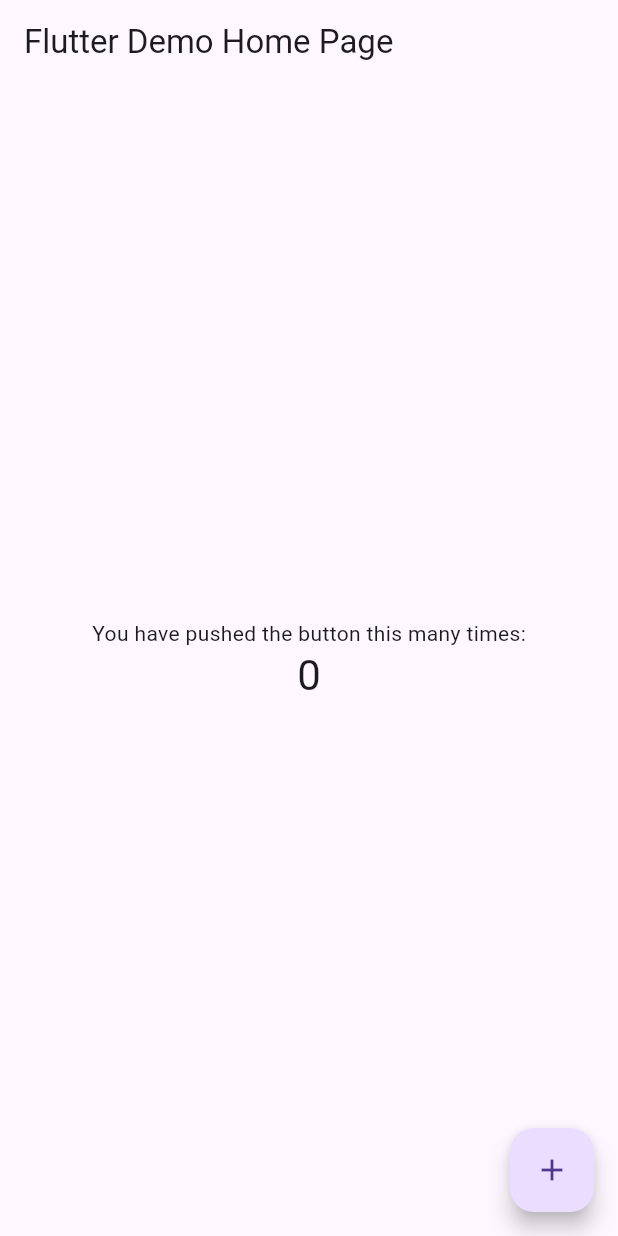
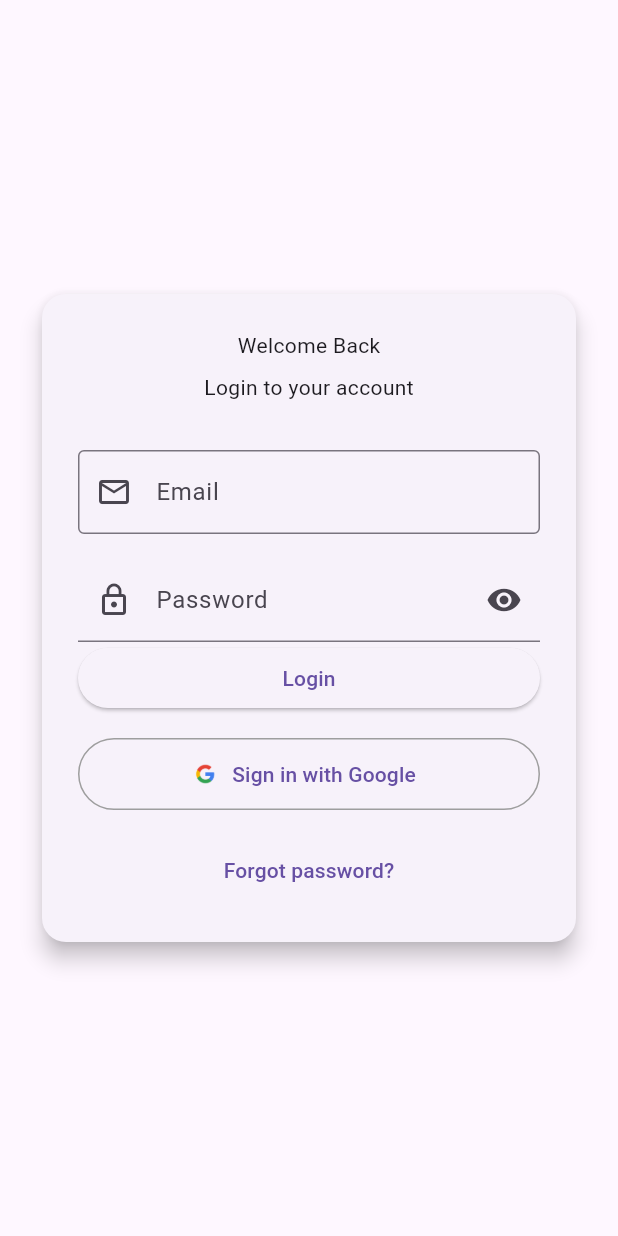
Before and after one commit to Lucassalvacio/stock_hive, a Flutter app: the screen it shows after launch, on a phone screen of 412 x 824 dp. Run offline on Flutter 3.47's test engine with Material 3 defaults, Android fonts, the light colour scheme and no system bars; our stand-ins replace cloud_firestore, firebase_auth, firebase_core, google_sign_in; accounts and stored records are empty.

Commit message:
Added Login Authentication and screen

```diff
--- a/lib/main.dart
+++ b/lib/main.dart
@@ -1,6 +1,7 @@
 import 'package:firebase_core/firebase_core.dart';
 import 'package:flutter/material.dart';
 import 'package:stock_hive/firebase_options.dart';
+import 'package:stock_hive/screens/auth_wrapper.dart';
 
 void main() async {
   WidgetsFlutterBinding.ensureInitialized();
@@ -18,20 +19,11 @@
   @override
   Widget build(BuildContext context) {
     return MaterialApp(
-      title: 'Flutter Demo',
+      title: 'StockHive',
       theme: ThemeData(
-        // This is the theme of your application.
-        //
-        // Try running your application with "flutter run". You'll see the
-        // application has a blue toolbar. Then, without quitting the app, try
-        // changing the primarySwatch below to Colors.green and then invoke
-        // "hot reload" (press "r" in the console where you ran "flutter run",
-        // or simply save your changes to "hot reload" in a Flutter IDE).
-        // Notice that the counter didn't reset back to zero; the application
-        // is not restarted.
         primarySwatch: Colors.blue,
       ),
-      home: const MyHomePage(title: 'Flutter Demo Home Page'),
+      home: const AuthWrapper(),
     );
   }
 }
--- /dev/null
+++ b/lib/screens/auth_wrapper.dart
@@ -0,0 +1,38 @@
+import 'package:cloud_firestore/cloud_firestore.dart';
+import 'package:firebase_auth/firebase_auth.dart';
+import 'package:flutter/material.dart';
+import 'package:stock_hive/screens/login_screen.dart';
+import 'package:stock_hive/screens/admin_dashboard.dart';
+import 'package:stock_hive/screens/user_dashboard.dart';
+
+class AuthWrapper extends StatelessWidget {
+  const AuthWrapper({super.key});
+
+  @override
+  Widget build(BuildContext context) {
+    return StreamBuilder<User?>(
+      stream: FirebaseAuth.instance.authStateChanges(),
+      builder: (context, snapshot){
+        if(snapshot.connectionState == ConnectionState.waiting){
+          return const Center(child: CircularProgressIndicator());
+        }
+        if(snapshot.hasData) {
+          return FutureBuilder(
+            future: FirebaseFirestore.instance
+              .collection('users')
+              .doc(snapshot.data!.uid)
+              .get(),
+            builder: (context, userSnap){
+              if(!userSnap.hasData) return const CircularProgressIndicator();
+              final role = userSnap.data!['role'];
+              if(role =='admin') return const AdminDashboard();
+              if(role == 'user') return const UserDashboard();
+              return const Scaffold(body: Center(child: Text('Unknown role')));
+            },
+          );
+        }
+        return const LoginScreen();
+      },
+    );
+  }
+}
--- /dev/null
+++ b/lib/screens/login_screen.dart
@@ -0,0 +1,177 @@
+import 'package:firebase_auth/firebase_auth.dart';
+import 'package:flutter/material.dart';
+import 'package:stock_hive/services/auth_service.dart';
+
+class LoginScreen extends StatefulWidget {
+  const LoginScreen({super.key});
+
+  @override
+  State<LoginScreen> createState() => _LoginScreenState();
+}
+
+class _LoginScreenState extends State<LoginScreen> {
+  final _formkey = GlobalKey<FormState>();
+  final emailController = TextEditingController();
+  final passwordController = TextEditingController();
+  bool isLoading = false;
+  bool isPasswordVisible = false;
+
+
+  @override
+  void dispose() {
+    emailController.dispose();
+    passwordController.dispose();
+    super.dispose();
+  }
+
+  Future<void> _login() async {
+    if(!_formkey.currentState!.validate()) return;
+    setState(() {
+      isLoading = true;
+    });
+
+    try {
+      final user = await AuthService().login(emailController.text.trim(), passwordController.text.trim());
+
+      if(!mounted) return;
+      if(user != null) {
+        ScaffoldMessenger.of(context).showSnackBar(const SnackBar(content: Text('Login Successful!')),);
+      }
+    }on FirebaseAuthException catch (e){
+      if(!mounted) return;
+      ScaffoldMessenger.of(context).showSnackBar(
+        SnackBar(content: Text(e.message ?? 'Login failed')),
+      );
+    }finally{
+      setState(() {
+        isLoading = false;
+      });
+    }
+  }
+
+  Future<void> _loginWithGoogle() async {
+    setState(() {
+      isLoading = true;
+    });
+
+    try {
+      final user = await AuthService().signInWithGoogle();
+
+      if(!mounted) return;
+      if(user != null){
+        ScaffoldMessenger.of(context).showSnackBar(SnackBar(content: Text('Welcome, ${user.displayName ?? 'user'}!')),);
+      }
+    } catch (e){
+      ScaffoldMessenger.of(context).showSnackBar(SnackBar(content: Text('Google Sign-In Failed: $e')),);
+    } finally {
+      setState(() {
+        isLoading = false;
+      });
+    }
+  }
+
+
+  @override
+  Widget build(BuildContext context) {
+    return Scaffold(
+      body: Center(
+        child: SingleChildScrollView(
+          padding: const EdgeInsets.symmetric(horizontal: 24.0, vertical: 16.0),
+          child: Card(
+            elevation: 6,
+            shape: RoundedRectangleBorder( borderRadius: BorderRadius.circular(16)),
+            child: Padding(
+              padding: const EdgeInsets.all(24.0),
+              child: Form(
+                key: _formkey,
+                child: Column(
+                  mainAxisSize:  MainAxisSize.min,
+                  children: [
+                    const Text("Welcome Back"),
+                    const SizedBox(height:  8,),
+                    const Text('Login to your account'),
+                    const SizedBox(height: 32,),
+
+                    //email
+                    TextFormField(
+                      controller: emailController,
+                      decoration: const InputDecoration(
+                        labelText: "Email",
+                        prefixIcon: Icon(Icons.email_outlined),
+                        border: OutlineInputBorder()
+                      ),
+                      validator: (value) {
+                        if(value == null || value.isEmpty){
+                          return "Please enter your email";
+                        }
+                        if(!value.contains('@')){
+                          return " Enter a valid email";
+                        }
+                        return null;
+                      },
+                    ),
+                    const SizedBox(height: 16,),
+
+                    //Password
+                    TextFormField(
+                      controller: passwordController,
+                      obscureText: !isPasswordVisible,
+                      decoration: InputDecoration(
+                        labelText: "Password",
+                        prefixIcon: const Icon(Icons.lock_outline),
+                        suffixIcon: IconButton(
+                          onPressed: () => setState(() {
+                            isPasswordVisible = !isPasswordVisible;
+                          }),
+                          icon: Icon(isPasswordVisible ? Icons.visibility_off : Icons.visibility,)
+                        )
+                      ),
+                      validator: (value) {
+                        if(value == null || value.isEmpty){
+                          return "Please enter your password";
+                        }
+                        return null;
+                      },
+                    ),
+
+                    //Login Button
+                    SizedBox(
+                      width: double.infinity,
+                      child: ElevatedButton(
+                        onPressed: isLoading ? null : _login,
+                        child: isLoading ? const SizedBox(
+                          height: 20,
+                          width: 20,
+                          child: CircularProgressIndicator(),
+                        ) : const Text("Login")
+                      ),
+                    ),
+
+                    const SizedBox(height: 16,),
+
+                    //Google Login
+                    OutlinedButton.icon(
+                      onPressed: isLoading ? null : _loginWithGoogle,
+                      label: const Text("Sign in with Google"),
+                      icon: Image.asset('assets/google_logo.png', height: 20,),
+                      style: OutlinedButton.styleFrom(
+                        minimumSize: const Size(double.infinity, 48),
+                        side: const BorderSide(color: Colors.grey),
+                      ),),
+
+                    const SizedBox(height: 16),
+
+                    TextButton(
+                      onPressed: () {},
+                      child: const Text("Forgot password?"),
+                    )
+                  ],
+                ),
+              ),
+            ),
+          ),
+        )),
+
+    );
+  }
+}
--- a/pubspec.yaml
+++ b/pubspec.yaml
@@ -43,6 +43,7 @@
   firebase_messaging: ^16.0.3
   firebase_analytics: ^12.0.3
   firebase_crashlytics: ^5.0.3
+  google_sign_in: ^6.2.1
 
 dev_dependencies:
   flutter_test:
@@ -60,7 +61,8 @@
 
 # The following section is specific to Flutter packages.
 flutter:
-
+  assets:
+    - assets/google_logo.png
   # The following line ensures that the Material Icons font is
   # included with your application, so that you can use the icons in
   # the material Icons class.
```
Also changed, not shown: lib/screens/admin_dashboard.dart (added, +10 -0 lines), lib/screens/user_dashboard.dart (added, +10 -0 lines), lib/services/auth_service.dart (added, +54 -0 lines), assets/google_logo.png (added), pubspec.lock, 2 other files.
